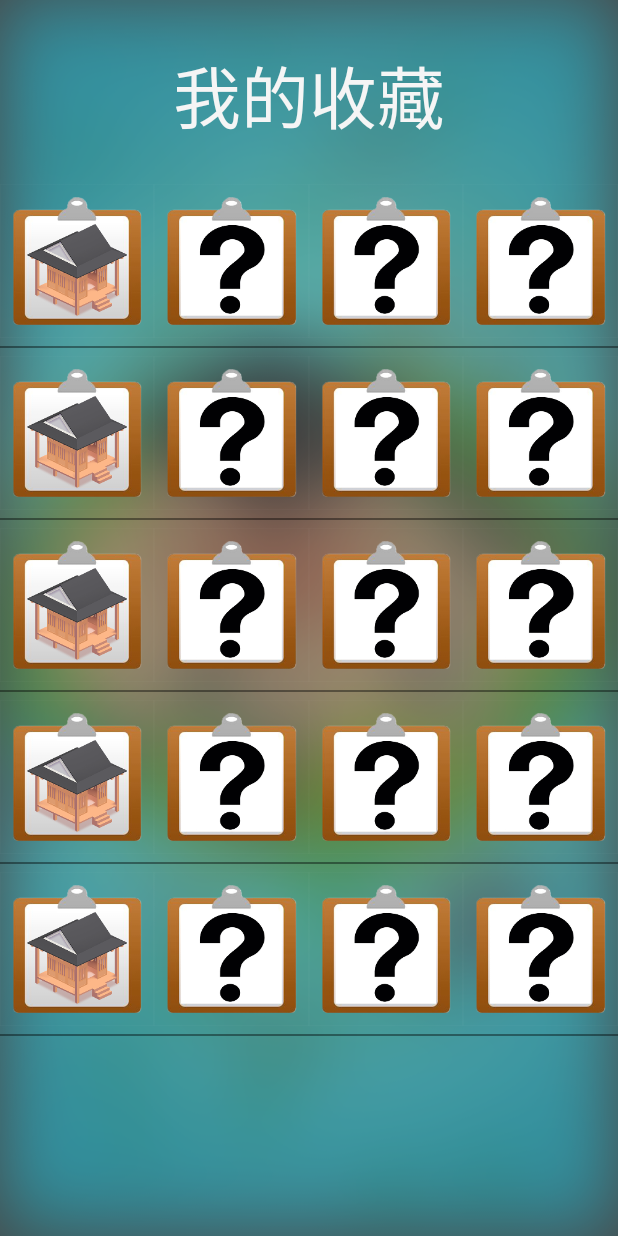
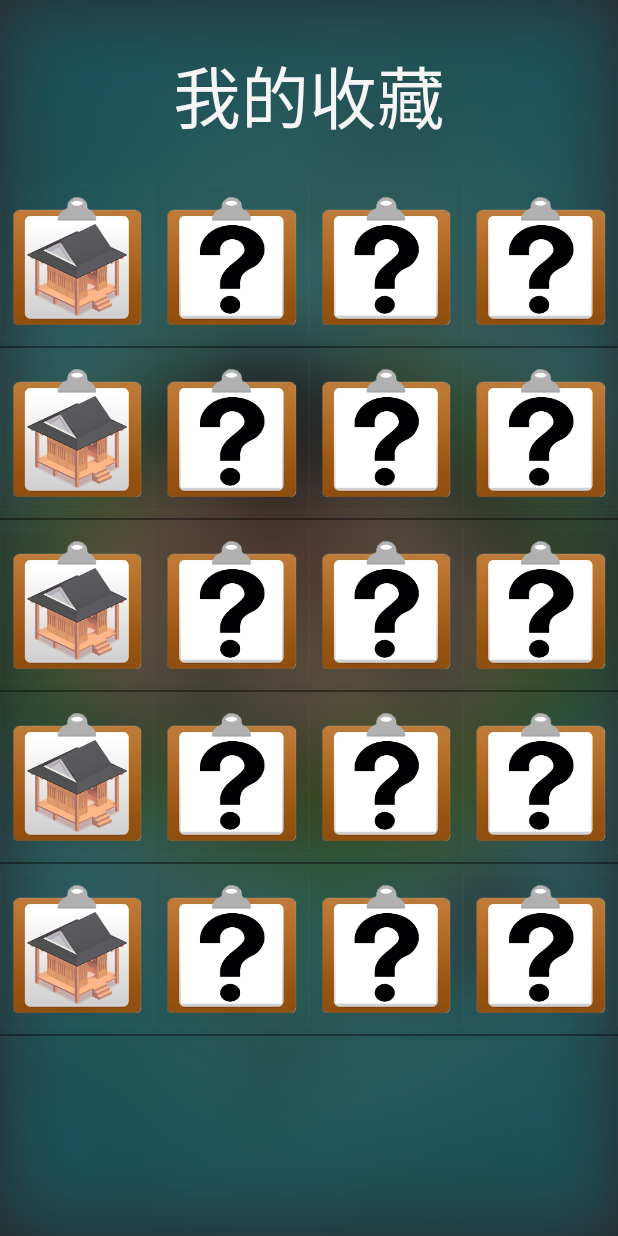
Before and after one commit to czycharles/ConcentrationPalace, an Android app: the GalleryActivity screen opened directly, with no data from a screen before it, on a phone screen of 412 x 824 dp. Run offline under Robolectric (Android 15) with nearby library versions, the phone set to English and light mode, and no system bars.

Commit message:
Polish gallery page

```diff
--- a/app/src/main/res/layout/activity_gallery.xml
+++ b/app/src/main/res/layout/activity_gallery.xml
@@ -1,7 +1,8 @@
 <?xml version="1.0" encoding="utf-8"?>
 <FrameLayout xmlns:android="http://schemas.android.com/apk/res/android"
     android:layout_width="match_parent"
-    android:layout_height="match_parent">
+    android:layout_height="match_parent"
+    android:background="@drawable/blur_background">
 
     <ImageView
         android:id="@+id/white_cover"
@@ -9,7 +10,7 @@
         android:layout_width="match_parent"
         android:layout_height="match_parent"
         android:background="@color/black"
-        android:alpha="0.3" />
+        android:alpha="0.6" />
 
     <LinearLayout
         android:layout_width="match_parent"
@@ -34,6 +35,14 @@
     </LinearLayout>
 
     <ImageView
+        android:id="@+id/dark_background"
+        android:contentDescription="@string/app_name"
+        android:layout_width="match_parent"
+        android:layout_height="match_parent"
+        android:background="@drawable/blur_background"
+        android:visibility="gone"/>
+
+    <ImageView
         android:id="@+id/dark_cover"
         android:contentDescription="@string/app_name"
         android:layout_width="match_parent"
@@ -46,11 +55,11 @@
         android:id="@+id/big_image"
         android:layout_width="match_parent"
         android:layout_height="wrap_content"
-        android:gravity="center"
+        android:gravity="center_horizontal"
         android:text="@string/gallery_title"
         android:textColor="@color/whitesmoke"
         android:textSize="25sp"
-        android:layout_marginTop="80dp"
+        android:layout_marginTop="90dp"
         android:drawableTop="@drawable/item_unknown"
         android:visibility="gone"/>
 
--- a/app/src/main/res/values/strings.xml
+++ b/app/src/main/res/values/strings.xml
@@ -18,31 +18,31 @@
 	<string name="coin_bar">金币：%1$d</string>
 	<string name="prologue_1">人们从过往的废墟中铭记历史，</string>
 	<string name="prologue_2">然后从过往的历史中学会专注。</string>
-	<string name="flower0_desc">荣枯盛衰一瞬梦。</string>
-	<string name="flower1_desc">小萍加泛泛，初蒲正离离。</string>
-	<string name="flower2_desc">筑室兮水中，葺之兮荷盖。</string>
-	<string name="flower3_desc">夏荷映日，枯荷听雨。</string>
-	<string name="flower4_desc">出淤泥而不染，\n濯清涟而不妖。</string>
-	<string name="tree0_desc">树木何萧瑟！北风声正悲。</string>
-	<string name="tree1_desc">一日春光一日深。\n眼看芳树绿成阴。</string>
-	<string name="tree2_desc">岸头树子直如筠，\n谁遣相招住水滨。</string>
-	<string name="tree3_desc">庭有枇杷树，亭亭如盖矣。</string>
-	<string name="tree4_desc">攀条折其荣，将以遗所思。</string>
-	<string name="stone0_desc">千树扫作一番黄，\n只有芙蓉独自芳。</string>
-	<string name="stone1_desc">爱此一拳石，玲珑出自然。</string>
-	<string name="stone2_desc">本是后山人，偶坐前堂客。</string>
-	<string name="stone3_desc">顽然一块石,卧此苔阶碧。</string>
-	<string name="stone4_desc">石虽不能言,许我为三友。</string>
-    <string name="house0_desc">床头屋漏无干处，\n雨脚如麻未断绝。</string>
-	<string name="house1_desc">斯是陋室,惟吾德馨。</string>
-	<string name="house2_desc">户庭无尘杂，虚室有余闲。</string>
-	<string name="house3_desc">玉楼金阙慵归去，\n且插梅花醉洛阳。</string>
-	<string name="house4_desc">忆我故居室，浮光动南轩。</string>
-    <string name="luwei0_desc">落花不语空辞树，\n流水无情自入池。</string>
-	<string name="luwei1_desc">苔痕上阶绿，草色入帘青。</string>
-	<string name="luwei2_desc">屋下半流水，屋上几青山。</string>
-	<string name="luwei3_desc">斯是陋室,惟吾德馨。</string>
-	<string name="luwei4_desc">诗成流水上，梦尽落花间。</string>
+	<string name="flower0_desc">荣枯盛衰一瞬梦</string>
+	<string name="flower1_desc">小萍加泛泛 初蒲正离离</string>
+	<string name="flower2_desc">筑室兮水中 葺之兮荷盖</string>
+	<string name="flower3_desc">夏荷映日 枯荷听雨</string>
+	<string name="flower4_desc">出淤泥而不染\n濯清涟而不妖</string>
+	<string name="tree0_desc">树木何萧瑟 北风声正悲</string>
+	<string name="tree1_desc">一日春光一日深\n眼看芳树绿成阴</string>
+	<string name="tree2_desc">岸头树子直如筠\n谁遣相招住水滨</string>
+	<string name="tree3_desc">庭有枇杷树 亭亭如盖矣</string>
+	<string name="tree4_desc">攀条折其荣 将以遗所思</string>
+	<string name="stone0_desc">千树扫作一番黄\n只有芙蓉独自芳</string>
+	<string name="stone1_desc">爱此一拳石 玲珑出自然</string>
+	<string name="stone2_desc">本是后山人 偶坐前堂客</string>
+	<string name="stone3_desc">顽然一块石 卧此苔阶碧</string>
+	<string name="stone4_desc">石虽不能言 许我为三友</string>
+    <string name="house0_desc">床头屋漏无干处\n雨脚如麻未断绝</string>
+	<string name="house1_desc">斯是陋室 惟吾德馨</string>
+	<string name="house2_desc">户庭无尘杂 虚室有余闲</string>
+	<string name="house3_desc">玉楼金阙慵归去\n且插梅花醉洛阳</string>
+	<string name="house4_desc">忆我故居室 浮光动南轩</string>
+    <string name="luwei0_desc">落花不语空辞树\n流水无情自入池</string>
+	<string name="luwei1_desc">苔痕上阶绿 草色入帘青</string>
+	<string name="luwei2_desc">屋下半流水 屋上几青山</string>
+	<string name="luwei3_desc">斯是陋室 惟吾德馨</string>
+	<string name="luwei4_desc">诗成流水上 梦尽落花间</string>
 	<string name="info0">设置与信息</string>
 	<string name="info1">重置游戏</string>
 	<string name="info2_1">音乐：魔王魂</string>
```
Also changed, not shown: app/src/main/java/com/example/charles/concentrationpalace/GalleryActivity.java (+9 -22 lines).
